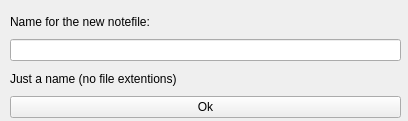
v-ko/pamet, file newnfdialogue.ui: the form before one commit.
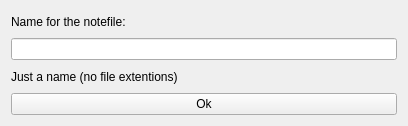
The form after the commit.

```diff
--- a/newnfdialogue.ui
+++ b/newnfdialogue.ui
@@ -7,7 +7,7 @@
     <x>0</x>
     <y>0</y>
     <width>408</width>
-    <height>121</height>
+    <height>126</height>
    </rect>
   </property>
   <property name="sizePolicy">
@@ -19,15 +19,8 @@
   <property name="windowTitle">
    <string>New notefile</string>
   </property>
-  <widget class="QWidget" name="verticalLayoutWidget">
-   <property name="geometry">
-    <rect>
-     <x>10</x>
-     <y>10</y>
-     <width>391</width>
-     <height>108</height>
-    </rect>
-   </property>
+  <layout class="QVBoxLayout" name="verticalLayout_2">
+   <item>
    <layout class="QVBoxLayout" name="verticalLayout">
     <property name="sizeConstraint">
      <enum>QLayout::SetDefaultConstraint</enum>
@@ -38,7 +31,7 @@
        <enum>QFrame::NoFrame</enum>
       </property>
       <property name="text">
-       <string>Name for the new notefile:</string>
+        <string>Name for the notefile:</string>
       </property>
      </widget>
     </item>
@@ -63,7 +56,8 @@
      </widget>
     </item>
    </layout>
-  </widget>
+   </item>
+  </layout>
   <action name="actionEscape">
    <property name="text">
     <string>escape</string>
```
Left out of the diff: 20 changed lines with no effect on the pictures. Lines whose indentation alone changed are shown as unchanged.
